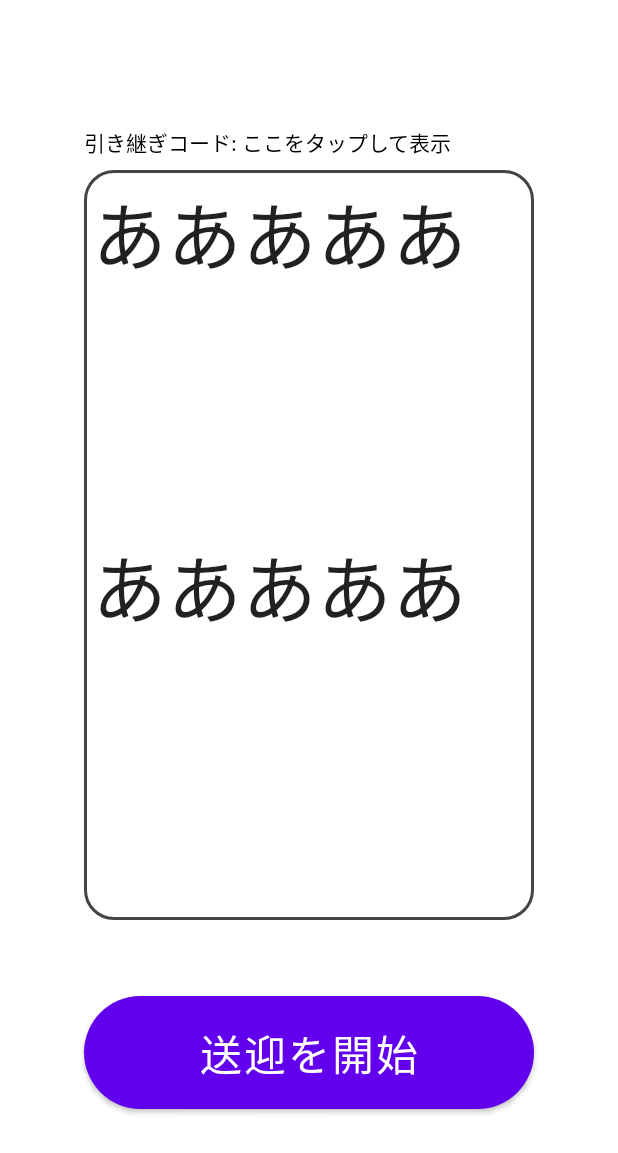
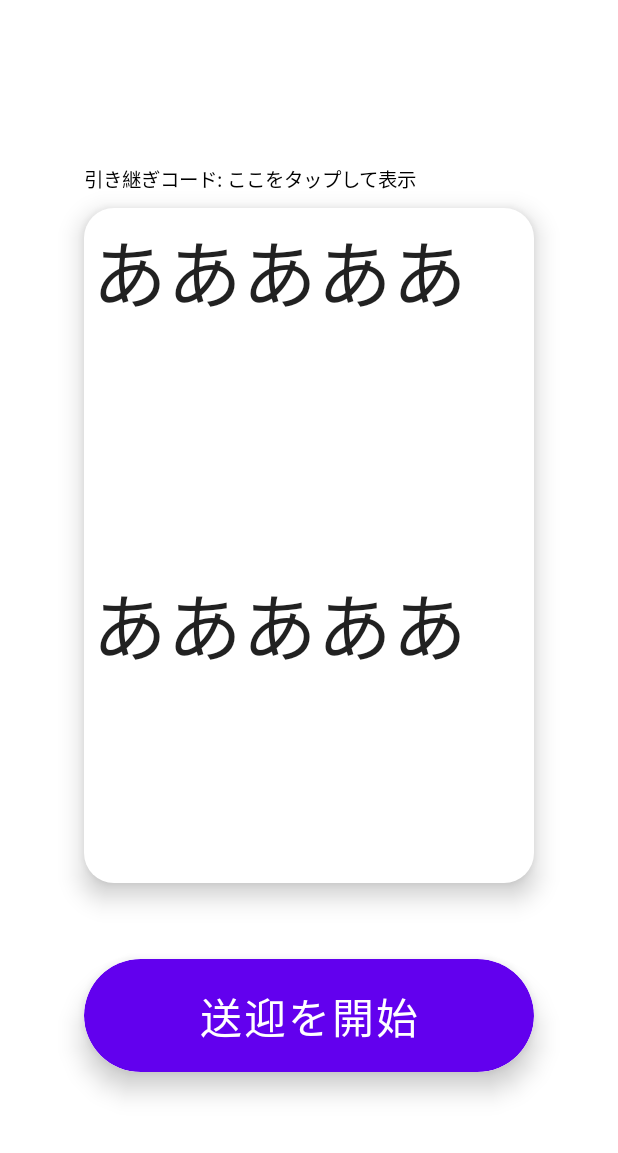
Before and after one commit to fung-hackathon/depotify-android, an Android app built with Jetpack Compose: the screen it shows after launch (HomeActivity), after a tap on "新規登録", on a phone screen of 412 x 824 dp. Shown: the top 1153 px of the screen. Run offline under Robolectric (Android 15) with nearby library versions, the phone set to English and light mode, and no system bars.

Commit message:
[change/fix] Changed some button size, remove unused imports

```diff
--- a/app/src/main/java/com/example/funhacks2022/APIConnerctor.kt
+++ b/app/src/main/java/com/example/funhacks2022/APIConnerctor.kt
@@ -1,6 +1,5 @@
 package com.example.funhacks2022
 
-import android.graphics.Bitmap
 import androidx.compose.ui.graphics.ImageBitmap
 import androidx.compose.ui.graphics.asImageBitmap
 import com.google.zxing.BarcodeFormat
--- a/app/src/main/java/com/example/funhacks2022/HomeActivity.kt
+++ b/app/src/main/java/com/example/funhacks2022/HomeActivity.kt
@@ -64,9 +64,10 @@ fun homeRootComposable(){
     if (isFirstLanding) {
         firstLandingComposable(
             newUserClick = {
-                /*TODO*/
+                /*TODO:
+                   process written below should separated to other space since communication with API must be async
+                */
 
-                //Change State
                 isFirstLanding = false
                 with(aStatePref.edit()){
                     putBoolean("isFirstLanding", false)
@@ -74,9 +75,10 @@ fun homeRootComposable(){
                 }
             },
             loginClick = {
-                /*TODO*/
+                /*TODO:
+                   process written below should separated to other space since communication with API must be async
+                */
 
-                //Change State
                 isFirstLanding = false
                 with(aStatePref.edit()){
                     putBoolean("isFirstLanding", false)
@@ -108,7 +110,8 @@ fun firstLandingComposable(
 
         Button(
             onClick = newUserClick,
-            modifier = Modifier.size(width = 275.dp, height = 50.dp)
+            modifier = Modifier.size(width = 275.dp, height = 55.dp),
+            shape = RoundedCornerShape(50.dp)
         ){
             Text("新規登録", fontSize = 16.sp)
         }
@@ -127,7 +130,7 @@ fun firstLandingComposable(
             onValueChange = { loginId = it },
             placeholder = { Text("引き継ぎコードを入力") },
             singleLine = true,
-            modifier = Modifier.size(width = 275.dp, height = 50.dp),
+            modifier = Modifier.size(width = 275.dp, height = 55.dp),
             keyboardOptions = KeyboardOptions.Default.copy(keyboardType = KeyboardType.Uri)
         )
         Spacer(modifier = Modifier.padding(5.dp))
@@ -137,14 +140,11 @@ fun firstLandingComposable(
                     loginClick()
                 }
                 else {
-                    Toast.makeText(
-                        context,
-                        "不正な引き継ぎコードです。\n再度、確認してください。",
-                        Toast.LENGTH_LONG
-                    ).show()
+                    Toast.makeText(context, "不正な引き継ぎコードです。\n再度、確認してください。", Toast.LENGTH_LONG).show()
                 }
             },
-            modifier = Modifier.size(width = 275.dp, height = 50.dp)
+            modifier = Modifier.size(width = 275.dp, height = 55.dp),
+            shape = RoundedCornerShape(50.dp)
         ) {
             Text("データを引き継ぎ", fontSize = 16.sp)
         }
@@ -179,25 +179,24 @@ fun homeComposable() {
 
     Column(
         modifier = Modifier.fillMaxSize(),
-    ){
-        Column(
-            modifier = Modifier.fillMaxSize(),
         verticalArrangement = Arrangement.Center,
         horizontalAlignment = Alignment.CenterHorizontally
-        ) {
+    ){
         userIdComposable()
 
         Spacer(modifier = Modifier.padding(5.dp))
-            dataViewerComposable()
+        Surface(elevation = 10.dp, shape = RoundedCornerShape(20.dp)) { dataViewerComposable() }
         Spacer(modifier = Modifier.padding(25.dp))
+
+        Surface(elevation = 10.dp, shape = RoundedCornerShape(50.dp)) {
             Button(
-                onClick = {
-                    dialogState = 1
-                },
+                onClick = { dialogState = 1 },
                 modifier = Modifier.size(width = 300.dp, height = 75.dp),
                 shape = RoundedCornerShape(50.dp)
             ) {
                 Text(text = "送迎を開始", fontSize = 28.sp)
+            }
+        }
     }
 
     if (dialogState == 1) {
@@ -257,8 +256,6 @@ fun homeComposable() {
         }
     }
 }
-    }
-}
 
 @Composable
 fun userIdComposable() {
@@ -268,7 +265,7 @@ fun userIdComposable() {
     if (!showId){
         ClickableText(
             text = AnnotatedString("引き継ぎコード: ここをタップして表示"),
-            style = TextStyle( fontSize = 14.sp ),
+            style = TextStyle( fontSize = 13.sp ),
             modifier = Modifier.size(width = 300.dp, height = 18.dp),
             onClick = { showId = true }
         )
@@ -276,7 +273,7 @@ fun userIdComposable() {
     else {
         Text(
             text = "引き継ぎコード: $userId",
-            fontSize = 14.sp,
+            fontSize = 13.sp,
             modifier = Modifier.size(width = 300.dp, height = 18.dp)
         )
     }
@@ -286,23 +283,11 @@ fun userIdComposable() {
 fun dataViewerComposable() {
     Column(
         modifier = Modifier
-            .border(
-                width = 2.dp,
-                color = Color.DarkGray,
-                shape = RoundedCornerShape(20.dp)
-            )
-            .size(width = 300.dp, height = 500.dp)
+            //.border(width = 2.dp, color = Color.DarkGray, shape = RoundedCornerShape(20.dp))
+            .size(width = 300.dp, height = 450.dp)
     ) {
         Text(text = "あああああ", fontSize = 50.sp, modifier = Modifier.padding(5.dp))
         Spacer(modifier = Modifier.padding(75.dp))
         Text(text = "あああああ", fontSize = 50.sp, modifier = Modifier.padding(5.dp))
     }
 }
-
-//@Preview(showBackground = true)
-//@Composable
-//fun DefaultPreview2() {
-//    FunHacks2022Theme {
-//        Greeting("Android")
-//    }
-//}
--- a/app/src/main/java/com/example/funhacks2022/ui/theme/Theme.kt
+++ b/app/src/main/java/com/example/funhacks2022/ui/theme/Theme.kt
@@ -15,7 +15,7 @@ private val DarkColorPalette = darkColors(
 private val LightColorPalette = lightColors(
     primary = Purple500,
     primaryVariant = Purple700,
-    secondary = Teal200
+    secondary = Teal200,
 
     /* Other default colors to override
     background = Color.White,
```
Also changed, not shown: app/src/main/java/com/example/funhacks2022/DrivingActivity.kt (+0 -10 lines). Lines whose indentation alone changed are shown as unchanged.
